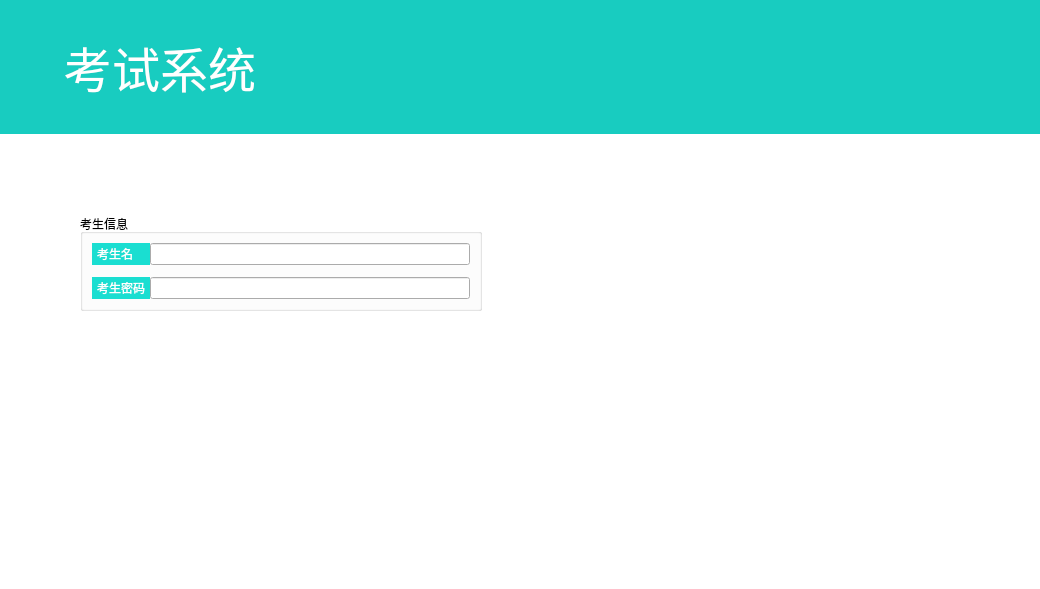
This is SubWidget/loginview.ui in jkjkil4/ExamSysStudent as Qt 5 draws it before an edit. The edited form follows.
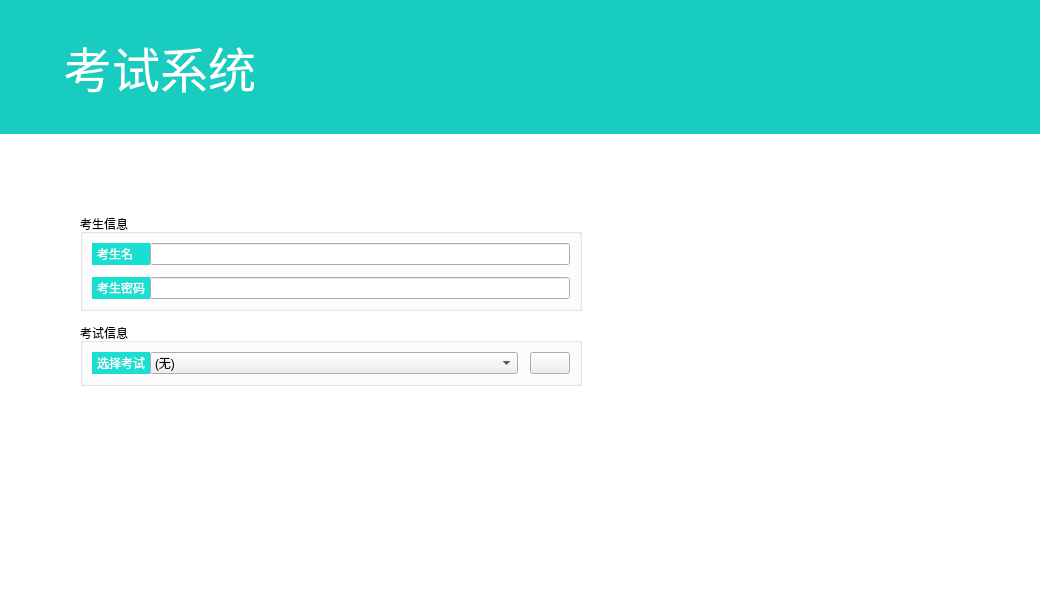
This is the edited form.

Diff of the .ui file:
```diff
--- a/SubWidget/loginview.ui
+++ b/SubWidget/loginview.ui
@@ -13,7 +13,7 @@
   <property name="windowTitle">
    <string>Form</string>
   </property>
-  <layout class="QVBoxLayout" name="verticalLayout" stretch="0,1">
+  <layout class="QVBoxLayout" name="verticalLayout" stretch="0,0">
    <property name="spacing">
     <number>0</number>
    </property>
@@ -94,32 +94,34 @@
      <property name="styleSheet">
       <string notr="true">QWidget#centralWidget{
 	background-color: white;
-}</string>
-     </property>
-     <layout class="QVBoxLayout" name="verticalLayout_2">
-      <property name="leftMargin">
-       <number>80</number>
-      </property>
-      <property name="topMargin">
-       <number>80</number>
-      </property>
-      <property name="rightMargin">
-       <number>80</number>
-      </property>
-      <property name="bottomMargin">
-       <number>80</number>
-      </property>
-      <item>
-       <layout class="QHBoxLayout" name="layoutTmp" stretch="0,1">
-        <item>
-         <widget class="QGroupBox" name="groupBox">
-          <property name="styleSheet">
-           <string notr="true">QLabel{
+}
+
+QLabel{
 	border: 2px solid rgb(26, 222, 209);
 	color: #FFFFFF;
 	background-color: rgb(26, 222, 209);
 }</string>
-          </property>
+     </property>
+     <layout class="QHBoxLayout" name="horizontalLayout_2" stretch="0,1">
+      <property name="leftMargin">
+       <number>80</number>
+      </property>
+      <property name="topMargin">
+       <number>80</number>
+      </property>
+      <property name="rightMargin">
+       <number>80</number>
+      </property>
+      <property name="bottomMargin">
+       <number>80</number>
+      </property>
+      <item>
+       <layout class="QVBoxLayout" name="layoutEdit" stretch="0,0,1">
+        <property name="spacing">
+         <number>12</number>
+        </property>
+        <item>
+         <widget class="QGroupBox" name="boxStu">
           <property name="title">
            <string>考生信息</string>
           </property>
@@ -134,7 +136,7 @@
             <widget class="QLineEdit" name="editPwd">
              <property name="minimumSize">
               <size>
-               <width>320</width>
+               <width>420</width>
                <height>0</height>
               </size>
              </property>
@@ -164,7 +166,7 @@
             <widget class="QLineEdit" name="editName">
              <property name="minimumSize">
               <size>
-               <width>320</width>
+               <width>420</width>
                <height>0</height>
               </size>
              </property>
@@ -174,14 +176,72 @@
          </widget>
         </item>
         <item>
-         <spacer name="horizontalSpacer_2">
+         <widget class="QGroupBox" name="groupBox">
+          <property name="title">
+           <string>考试信息</string>
+          </property>
+          <layout class="QVBoxLayout" name="verticalLayout_2">
+           <item>
+            <layout class="QHBoxLayout" name="layoutServer">
+             <property name="spacing">
+              <number>12</number>
+             </property>
+             <item>
+              <layout class="QHBoxLayout" name="layoutCbbServer" stretch="0,1">
+               <property name="spacing">
+                <number>0</number>
+               </property>
+               <item>
+                <widget class="QLabel" name="labelServer">
+                 <property name="sizePolicy">
+                  <sizepolicy hsizetype="Preferred" vsizetype="Preferred">
+                   <horstretch>0</horstretch>
+                   <verstretch>0</verstretch>
+                  </sizepolicy>
+                 </property>
+                 <property name="text">
+                  <string>选择考试</string>
+                 </property>
+                </widget>
+               </item>
+               <item>
+                <widget class="QComboBox" name="cbbServer">
+                 <property name="sizePolicy">
+                  <sizepolicy hsizetype="Preferred" vsizetype="Preferred">
+                   <horstretch>0</horstretch>
+                   <verstretch>0</verstretch>
+                  </sizepolicy>
+                 </property>
+                 <item>
+                  <property name="text">
+                   <string>(无)</string>
+                  </property>
+                 </item>
+                </widget>
+               </item>
+              </layout>
+             </item>
+             <item>
+              <widget class="QPushButton" name="btnFlush">
+               <property name="text">
+                <string/>
+               </property>
+              </widget>
+             </item>
+            </layout>
+           </item>
+          </layout>
+         </widget>
+        </item>
+        <item>
+         <spacer name="verSpacerEdit">
           <property name="orientation">
-           <enum>Qt::Horizontal</enum>
+           <enum>Qt::Vertical</enum>
           </property>
           <property name="sizeHint" stdset="0">
            <size>
-            <width>40</width>
-            <height>20</height>
+            <width>20</width>
+            <height>40</height>
            </size>
           </property>
          </spacer>
@@ -189,14 +249,14 @@
        </layout>
       </item>
       <item>
-       <spacer name="verticalSpacer">
+       <spacer name="horSpacerEdit">
         <property name="orientation">
-         <enum>Qt::Vertical</enum>
+         <enum>Qt::Horizontal</enum>
         </property>
         <property name="sizeHint" stdset="0">
          <size>
-          <width>20</width>
-          <height>40</height>
+          <width>40</width>
+          <height>20</height>
          </size>
         </property>
        </spacer>
```
Left out of the diff: 2 changed lines with no effect on the pictures.
